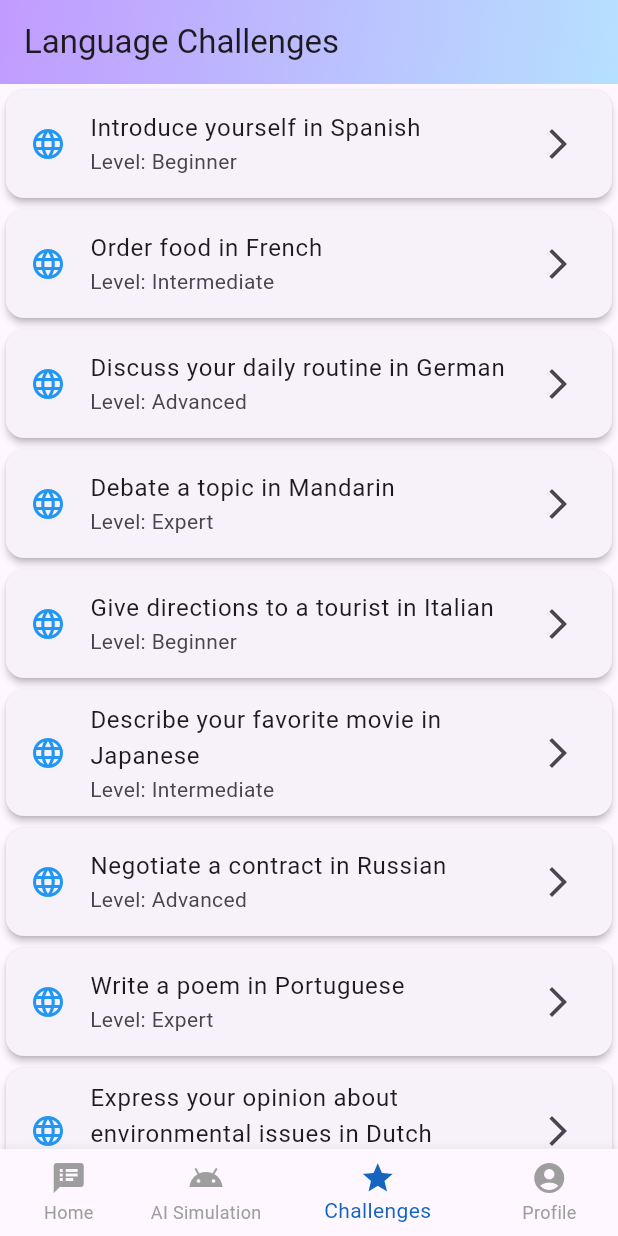
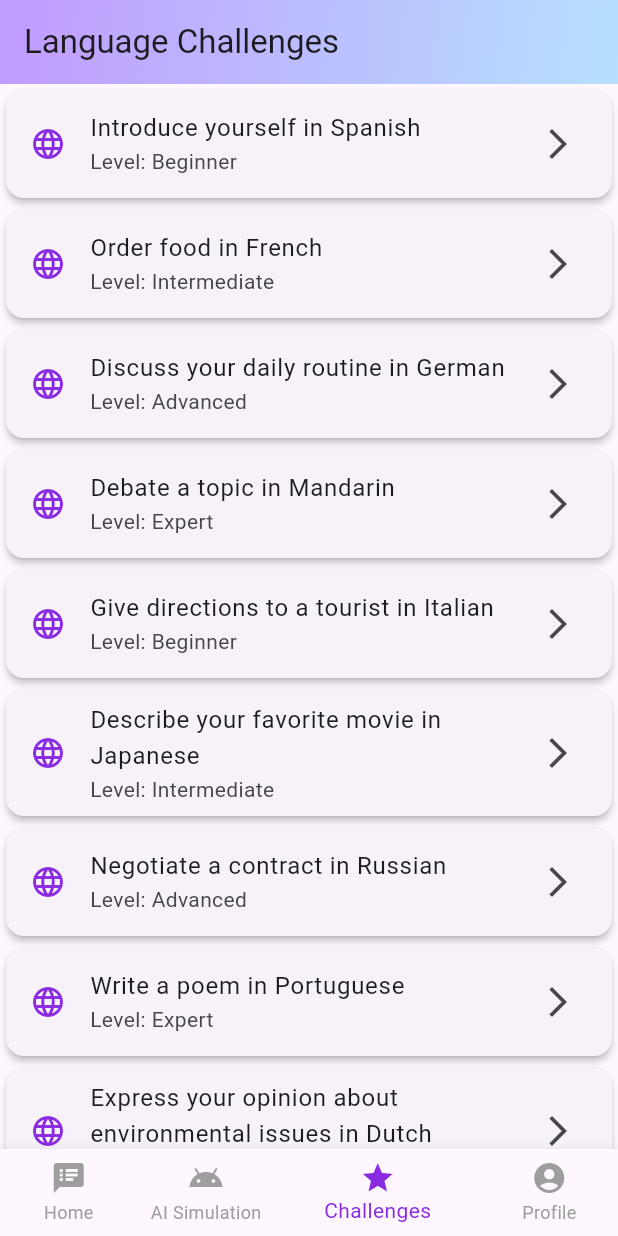
Before and after one commit to MasterWJK/Clarify_repo, a Flutter app: the screen it shows after launch, item 3 of the bottom bar chosen, on a phone screen of 412 x 824 dp. Run offline on Flutter 3.47's test engine with Material 3 defaults, Android fonts, the phone set to English and light mode, and no system bars; our stand-ins replace firebase_auth, firebase_core, flutter_dotenv, simple_gradient_text; missing offline and left inert: dart_openai; accounts and stored records are empty.

Commit message:
changed color

```diff
--- a/clarify_app/lib/main.dart
+++ b/clarify_app/lib/main.dart
@@ -107,7 +107,7 @@ class _HomePageState extends State<HomePage> {
           ),
         ],
         currentIndex: _selectedIndex,
-        selectedItemColor: Colors.blue[800],
+        selectedItemColor: Color(0xFF8A2BE2),
         unselectedItemColor: Colors.grey,
         showUnselectedLabels: true,
         onTap: _onItemTapped,
--- a/clarify_app/lib/main_pages/ChallengesPage.dart
+++ b/clarify_app/lib/main_pages/ChallengesPage.dart
@@ -51,7 +51,7 @@ class ChallengeTile extends StatelessWidget {
     return Card(
       elevation: 2,
       child: ListTile(
-        leading: Icon(Icons.language, color: Colors.blue),
+        leading: Icon(Icons.language, color: Color(0xFF8A2BE2)),
         title: Text(challengeText),
         subtitle: Text('Level: $level'),
         trailing: Icon(Icons.arrow_forward_ios),
```
